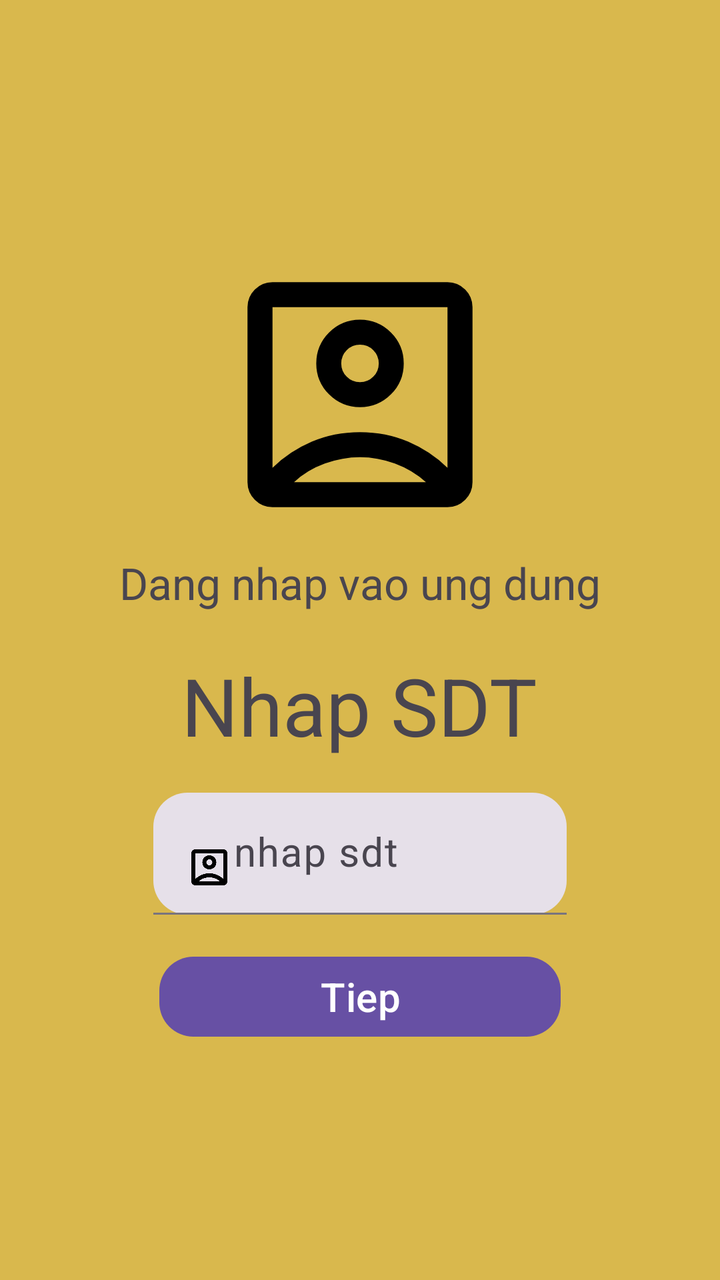
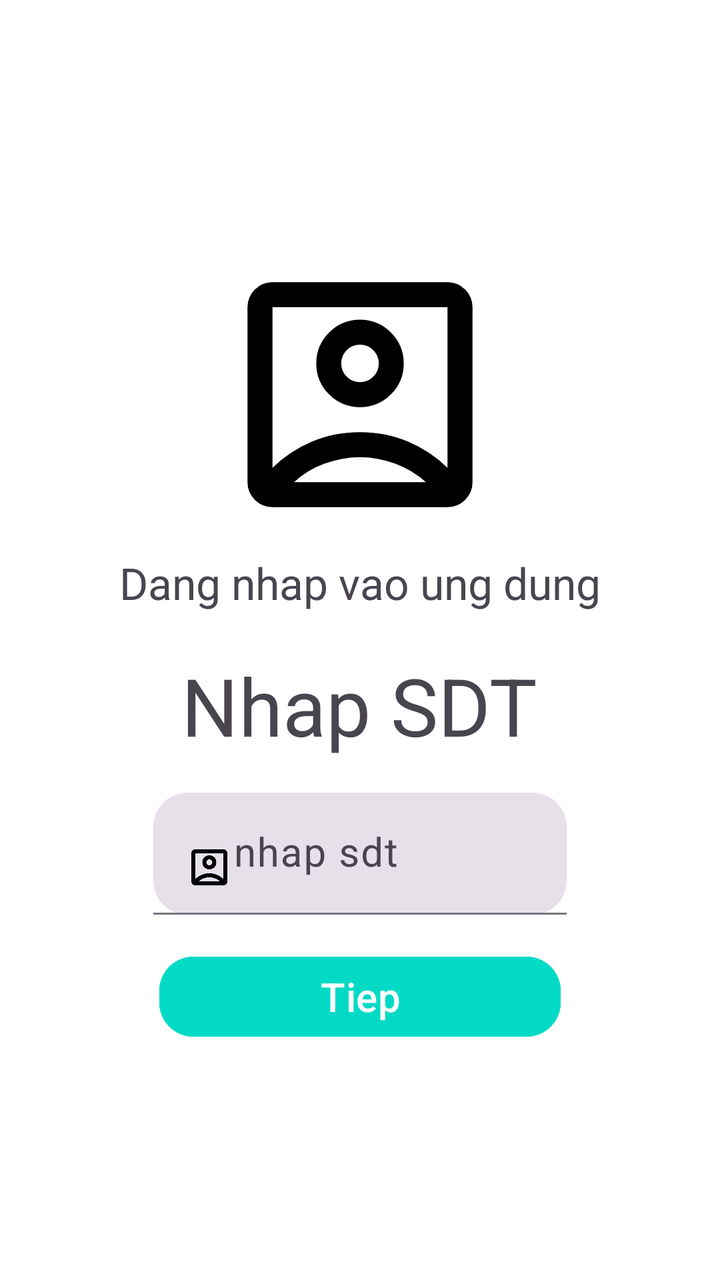

Compare the two renders of this Android layout. The source of the first and the diff that turns it into the second are given below.
<!-- AndroidManifest.xml: application theme Theme.MyApplication -->
<!-- res/layout/fragment_login.xml -->
<?xml version="1.0" encoding="utf-8"?>
<FrameLayout xmlns:android="http://schemas.android.com/apk/res/android"
    xmlns:tools="http://schemas.android.com/tools"
    android:layout_width="match_parent"
    android:background="@color/purple_500"
    android:layout_height="match_parent"
    xmlns:app="http://schemas.android.com/apk/res-auto"
    tools:context=".LoginFragment">

    <LinearLayout
        android:id="@+id/screen"
        android:layout_width="wrap_content"
        android:layout_height="wrap_content"

        android:gravity="center"
        android:layout_gravity="center"
        android:orientation="vertical">
        <ImageView
            android:layout_width="150dp"
            android:layout_height="159dp"
            android:src="@drawable/outline_account_box_24" />

        <TextView
            android:layout_width="wrap_content"
            android:layout_height="wrap_content"
            android:text="Dang nhap vao ung dung"
            android:layout_marginBottom="20dp"
            android:textSize="22dp" />

        <TextView
            android:layout_width="wrap_content"
            android:layout_height="wrap_content"
            android:text="Nhap SDT"
            android:textSize="40dp" />

        <com.google.android.material.textfield.TextInputLayout
            android:id="@+id/user_number"
            style="@style/Widget.Material3.TextInputLayout.FilledBox"
            android:layout_width="match_parent"
            android:layout_height="match_parent"
            android:layout_marginHorizontal="17dp"
            android:layout_marginVertical="17dp"
            app:boxCornerRadiusBottomEnd="17dp"
            app:boxCornerRadiusBottomStart="17dp"
            app:boxCornerRadiusTopEnd="17dp"
            app:boxCornerRadiusTopStart="17dp">
            <com.google.android.material.textfield.TextInputEditText
                android:layout_width="match_parent"
                android:layout_height="match_parent"
                android:drawableStart="@drawable/outline_account_box_24"
                android:hint="nhap sdt"
                android:textSize="20dp" />
        </com.google.android.material.textfield.TextInputLayout>
        <com.google.android.material.button.MaterialButton
            android:id="@+id/btn_tieptuc"
            android:layout_width="match_parent"
            android:layout_height="match_parent"
            android:text="Tiep"
            android:textSize="20dp"
            android:inputType="number"
            android:layout_marginHorizontal="20dp"
            app:cornerRadius="17dp"/>

    </LinearLayout>
      
</FrameLayout>
<!-- resources referenced by this layout -->
<resources>
  <color name="purple_500">#D9B84D</color>
  <!-- drawable outline_account_box_24 (drawable) -->
  <vector xmlns:android="http://schemas.android.com/apk/res/android" android:autoMirrored="true" android:height="24dp" android:tint="#000000" android:viewportHeight="960" android:viewportWidth="960" android:width="24dp">
        
      <path android:fillColor="@android:color/white" android:pathData="M200,714Q254,661 325.5,630.5Q397,600 480,600Q563,600 634.5,630.5Q706,661 760,714L760,200Q760,200 760,200Q760,200 760,200L200,200Q200,200 200,200Q200,200 200,200L200,714ZM579,479Q620,438 620,380Q620,322 579,281Q538,240 480,240Q422,240 381,281Q340,322 340,380Q340,438 381,479Q422,520 480,520Q538,520 579,479ZM200,840Q167,840 143.5,816.5Q120,793 120,760L120,200Q120,167 143.5,143.5Q167,120 200,120L760,120Q793,120 816.5,143.5Q840,167 840,200L840,760Q840,793 816.5,816.5Q793,840 760,840L200,840ZM269,760L691,760Q691,760 691,760Q691,760 691,760Q647,721 591.5,700.5Q536,680 480,680Q424,680 367.5,700.5Q311,721 269,760Q269,760 269,760Q269,760 269,760ZM437.5,422.5Q420,405 420,380Q420,355 437.5,337.5Q455,320 480,320Q505,320 522.5,337.5Q540,355 540,380Q540,405 522.5,422.5Q505,440 480,440Q455,440 437.5,422.5ZM480,457L480,457Q480,457 480,457Q480,457 480,457L480,457Q480,457 480,457Q480,457 480,457L480,457Q480,457 480,457Q480,457 480,457Q480,457 480,457Q480,457 480,457Z"/>
      
  </vector>
  <style name="Theme.MyApplication" parent="Theme.MaterialComponents.DayNight.DarkActionBar">
          
          <item name="colorPrimary">@color/purple_500</item>
          <item name="colorPrimaryVariant">@color/purple_700</item>
          <item name="colorOnPrimary">@color/white</item>
          
          <item name="colorSecondary">@color/teal_200</item>
          <item name="colorSecondaryVariant">@color/teal_700</item>
          <item name="colorOnSecondary">@color/black</item>
          
          <item name="android:statusBarColor">?attr/colorPrimaryVariant</item>
          
      </style>
  <color name="purple_700">#F60303</color>
  <color name="white">#FFFFFFFF</color>
  <color name="teal_200">#FF03DAC5</color>
  <color name="teal_700">#D04A0F</color>
  <color name="black">#FF000000</color>
</resources>

<!-- the commit's change to res/layout/fragment_login.xml (unified diff, before → after) -->
@@ -2,7 +2,7 @@
 <FrameLayout xmlns:android="http://schemas.android.com/apk/res/android"
     xmlns:tools="http://schemas.android.com/tools"
     android:layout_width="match_parent"
-    android:background="@color/purple_500"
+    android:background="@android:color/system_neutral1_0"
     android:layout_height="match_parent"
     xmlns:app="http://schemas.android.com/apk/res-auto"
     tools:context=".LoginFragment">
@@ -56,8 +56,10 @@
             android:layout_width="match_parent"
             android:layout_height="match_parent"
             android:text="Tiep"
+            android:textColor="@color/white"
             android:textSize="20dp"
             android:inputType="number"
+            android:backgroundTint="@color/teal_200"
             android:layout_marginHorizontal="20dp"
             app:cornerRadius="17dp"/>
 
<!-- resource entries referenced after the edit -->
@@ -1,6 +1,7 @@
 <!-- resources referenced by this layout -->
 <resources>
-  <color name="purple_500">#D9B84D</color>
+  <color name="teal_200">#FF03DAC5</color>
+  <color name="white">#FFFFFFFF</color>
   <!-- drawable outline_account_box_24 (drawable) -->
   <vector xmlns:android="http://schemas.android.com/apk/res/android" android:autoMirrored="true" android:height="24dp" android:tint="#000000" android:viewportHeight="960" android:viewportWidth="960" android:width="24dp">
         
@@ -20,9 +21,8 @@
           <item name="android:statusBarColor">?attr/colorPrimaryVariant</item>
           
       </style>
+  <color name="purple_500">#D9B84D</color>
   <color name="purple_700">#F60303</color>
-  <color name="white">#FFFFFFFF</color>
-  <color name="teal_200">#FF03DAC5</color>
   <color name="teal_700">#D04A0F</color>
   <color name="black">#FF000000</color>
 </resources>
